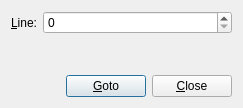
Above: app/gotoline.ui from verrio/snmpb before the change. Below: the same form after it.
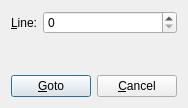
That is the form after the change.

Commit message: Preliminary goto/find/replace

Patch:
```diff
--- a/app/gotoline.ui
+++ b/app/gotoline.ui
@@ -30,7 +30,7 @@
    <rect>
     <x>0</x>
     <y>0</y>
-    <width>243</width>
+    <width>186</width>
     <height>108</height>
    </rect>
   </property>
@@ -67,6 +67,12 @@
        <verstretch>0</verstretch>
       </sizepolicy>
      </property>
+     <property name="correctionMode" >
+      <enum>QAbstractSpinBox::CorrectToPreviousValue</enum>
+     </property>
+     <property name="maximum" >
+      <number>999999999</number>
+     </property>
     </widget>
    </item>
    <item row="2" column="0" colspan="2" >
@@ -106,7 +112,7 @@
      <item>
       <widget class="QPushButton" name="PushButton1" >
        <property name="text" >
-        <string>&amp;Close</string>
+        <string>&amp;Cancel</string>
        </property>
       </widget>
      </item>
```
Left out of the diff: 13 changed lines with no effect on the pictures. The commit also changes 2 other files.
